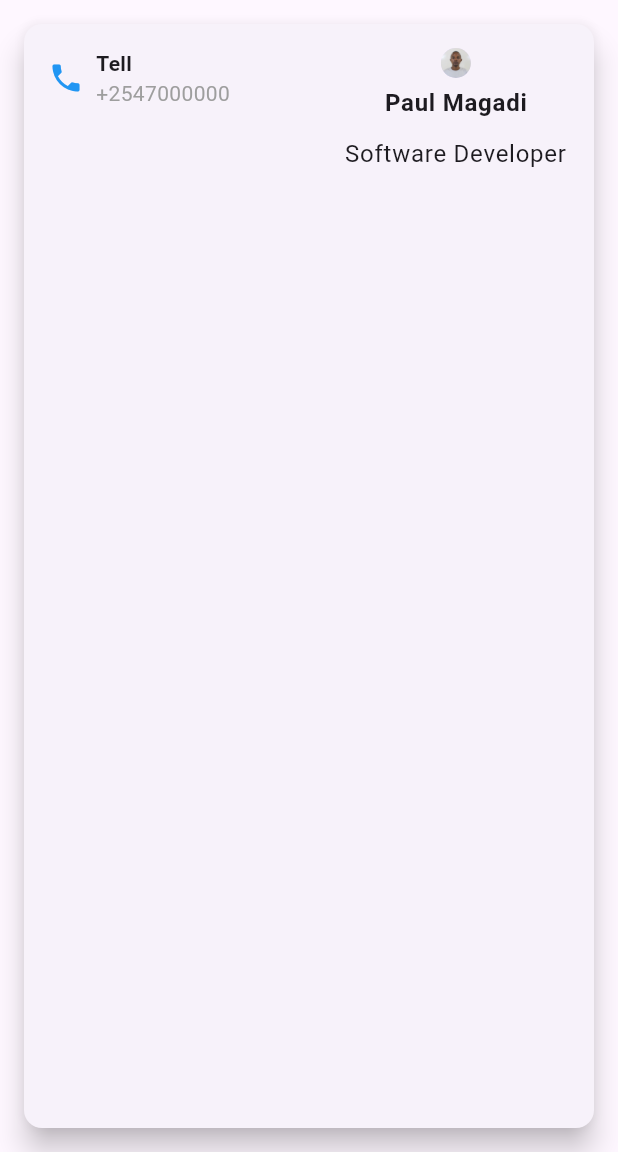
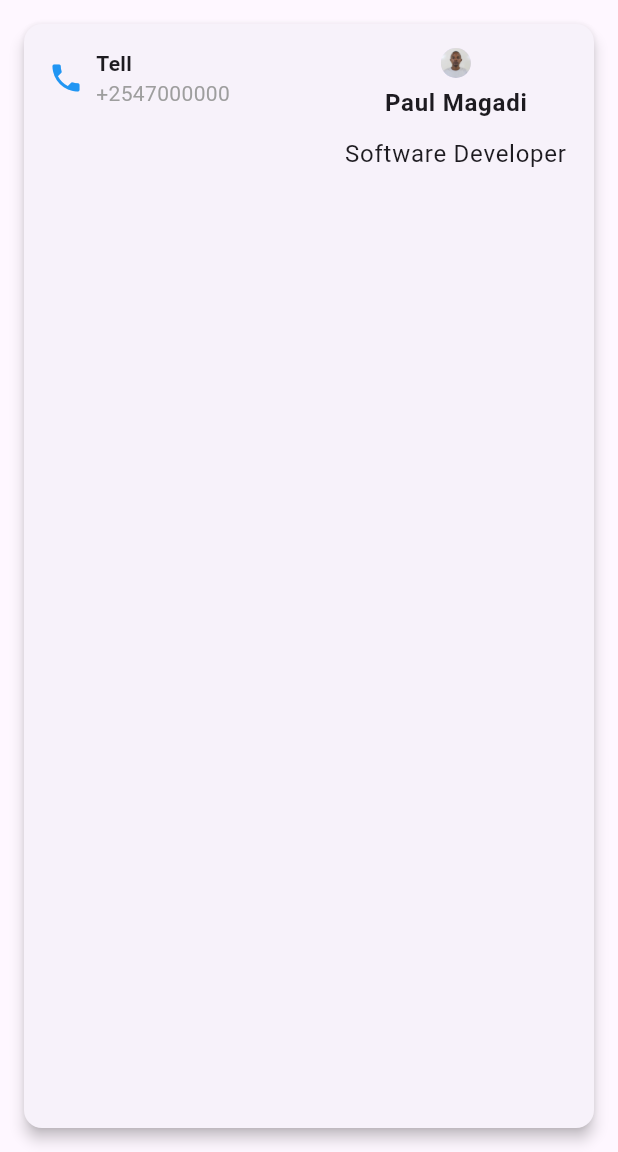
Before and after one commit to paulmagadi/Learn_Flutter, a Flutter app: the screen it shows after launch, on a phone screen of 412 x 824 dp, the part 84-1236 px from its top. Run offline on Flutter 3.47's test engine with Material 3 defaults, Android fonts, the phone set to English and light mode, and no system bars; our stand-ins replace font_awesome_flutter.

Commit message:
modified:   practice_flutter/card_app/lib/screens/home.dart

```diff
--- a/practice_flutter/card_app/lib/screens/home.dart
+++ b/practice_flutter/card_app/lib/screens/home.dart
@@ -19,7 +19,7 @@ class _HomeState extends State<Home> {
           title: const Text("Flutter Card"),
         ),
         body: Card(
-          elevation: 8.0,
+          elevation: 4.0,
           margin: const EdgeInsets.all(16),
           child: Padding(
             padding: const EdgeInsets.all(16),
```
